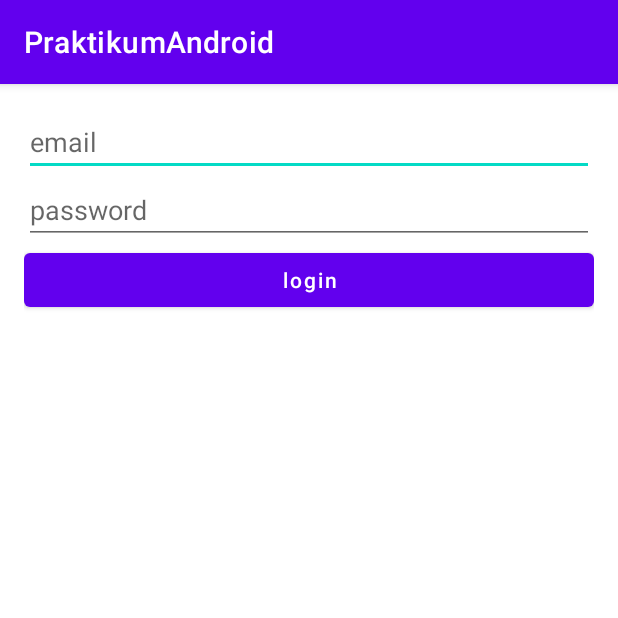
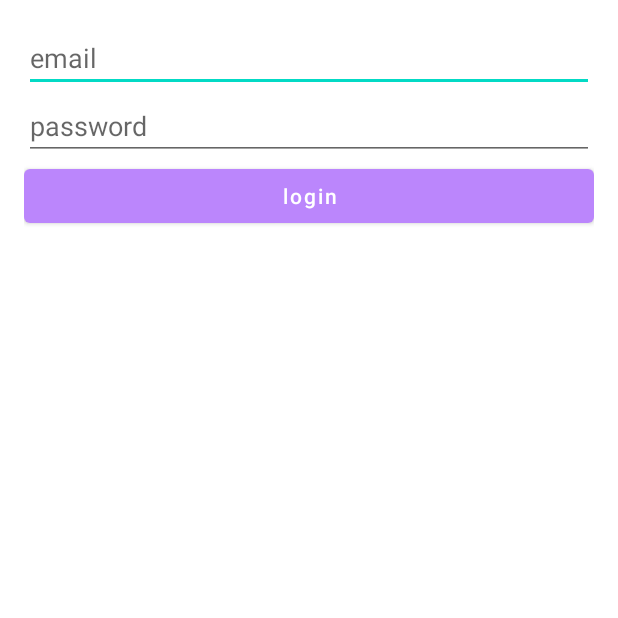
Before and after one commit to iranilavvio/PraktikumAndroid, an Android app: the screen it shows after launch (MainActivity), on a phone screen of 412 x 824 dp, the top half of it. Run offline under Robolectric (Android 15) with nearby library versions, the phone set to English and light mode, and no system bars.

Commit message:
update project

```diff
--- a/app/src/main/AndroidManifest.xml
+++ b/app/src/main/AndroidManifest.xml
@@ -9,13 +9,16 @@
         android:roundIcon="@mipmap/ic_launcher_round"
         android:supportsRtl="true"
         android:theme="@style/Theme.PraktikumAndroid">
-        <activity android:name=".MainActivity">
+        <activity android:name=".ResultActivity"></activity>
+        <activity android:name=".StudentActivity" />
+        <activity android:name=".SplashActivity">
             <intent-filter>
                 <action android:name="android.intent.action.MAIN" />
 
                 <category android:name="android.intent.category.LAUNCHER" />
             </intent-filter>
         </activity>
+        <activity android:name=".MainActivity" />
     </application>
 
 </manifest>
--- a/app/src/main/java/com/praktikumandroid/MainActivity.kt
+++ b/app/src/main/java/com/praktikumandroid/MainActivity.kt
@@ -18,7 +18,7 @@ class MainActivity : AppCompatActivity() {
         btLogin.setOnClickListener {
             val stEmail = etEmail.text.toString().trim()
             val stPassword = etPassword.text.toString()
-            Toast.makeText(this, stEmail, Toast.LENGTH_SHORT).show()
+            Toast.makeText(this,stEmail,Toast.LENGTH_SHORT).show()
         }
     }
 }
--- /dev/null
+++ b/app/src/main/java/com/praktikumandroid/SplashActivity.kt
@@ -0,0 +1,19 @@
+package com.praktikumandroid
+
+import android.content.Intent
+import androidx.appcompat.app.AppCompatActivity
+import android.os.Bundle
+import android.os.Handler
+import android.os.Looper
+
+class SplashActivity : AppCompatActivity() {
+    override fun onCreate(savedInstanceState: Bundle?) {
+        super.onCreate(savedInstanceState)
+        setContentView(R.layout.activity_splash)
+
+        Handler(Looper.getMainLooper()).postDelayed({
+            val  i = Intent(this,MainActivity::class.java)
+            startActivity(i)
+        }, 2000)
+    }
+}
--- a/app/src/main/res/values-night/themes.xml
+++ b/app/src/main/res/values-night/themes.xml
@@ -3,7 +3,7 @@
     <style name="Theme.PraktikumAndroid" parent="Theme.MaterialComponents.DayNight.DarkActionBar">
         <!-- Primary brand color. -->
         <item name="colorPrimary">@color/purple_200</item>
-        <item name="colorPrimaryVariant">@color/purple_700</item>
+        <item name="colorPrimaryVariant">@color/purple_200</item>
         <item name="colorOnPrimary">@color/black</item>
         <!-- Secondary brand color. -->
         <item name="colorSecondary">@color/teal_200</item>
--- a/app/src/main/res/values/themes.xml
+++ b/app/src/main/res/values/themes.xml
@@ -1,9 +1,9 @@
 <resources xmlns:tools="http://schemas.android.com/tools">
     <!-- Base application theme. -->
-    <style name="Theme.PraktikumAndroid" parent="Theme.MaterialComponents.DayNight.DarkActionBar">
+    <style name="Theme.PraktikumAndroid" parent="Theme.MaterialComponents.DayNight.NoActionBar">
         <!-- Primary brand color. -->
-        <item name="colorPrimary">@color/purple_500</item>
-        <item name="colorPrimaryVariant">@color/purple_700</item>
+        <item name="colorPrimary">@color/purple_200</item>
+        <item name="colorPrimaryVariant">@color/purple_200</item>
         <item name="colorOnPrimary">@color/white</item>
         <!-- Secondary brand color. -->
         <item name="colorSecondary">@color/teal_200</item>
```
Also changed, not shown: app/src/main/java/com/praktikumandroid/ResultActivity.kt (added, +11 -0 lines), app/src/main/java/com/praktikumandroid/StudentActivity.kt (added, +11 -0 lines), app/src/main/res/layout/activity_result.xml (added, +9 -0 lines), app/src/main/res/layout/activity_splash.xml (added, +23 -0 lines), app/src/main/res/layout/activity_student.xml (added, +9 -0 lines).
